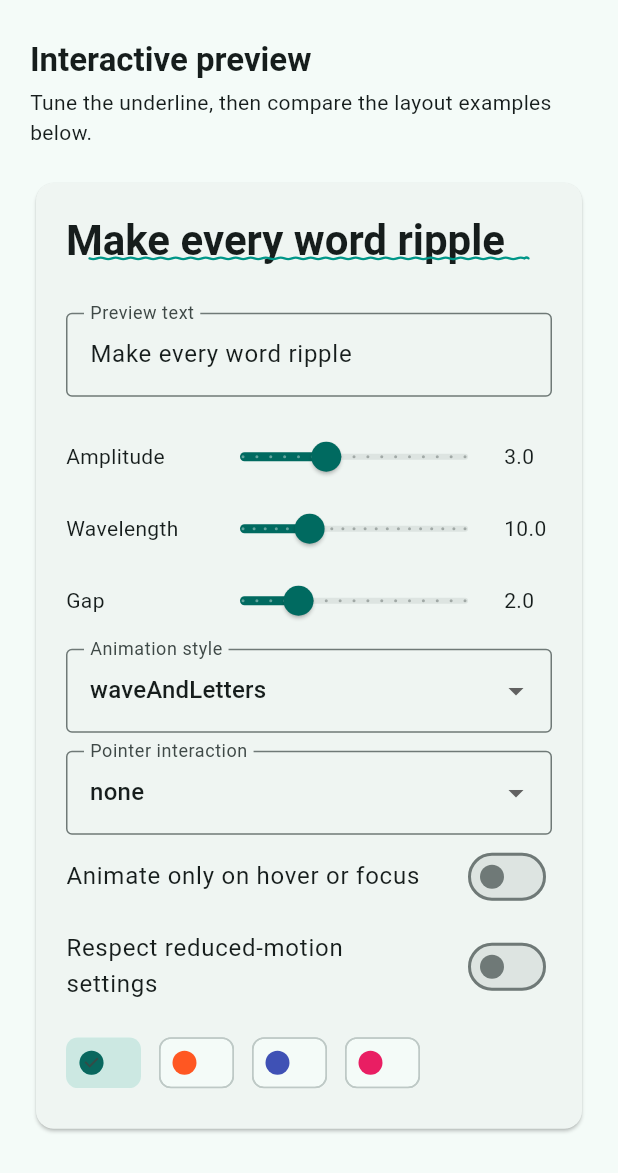
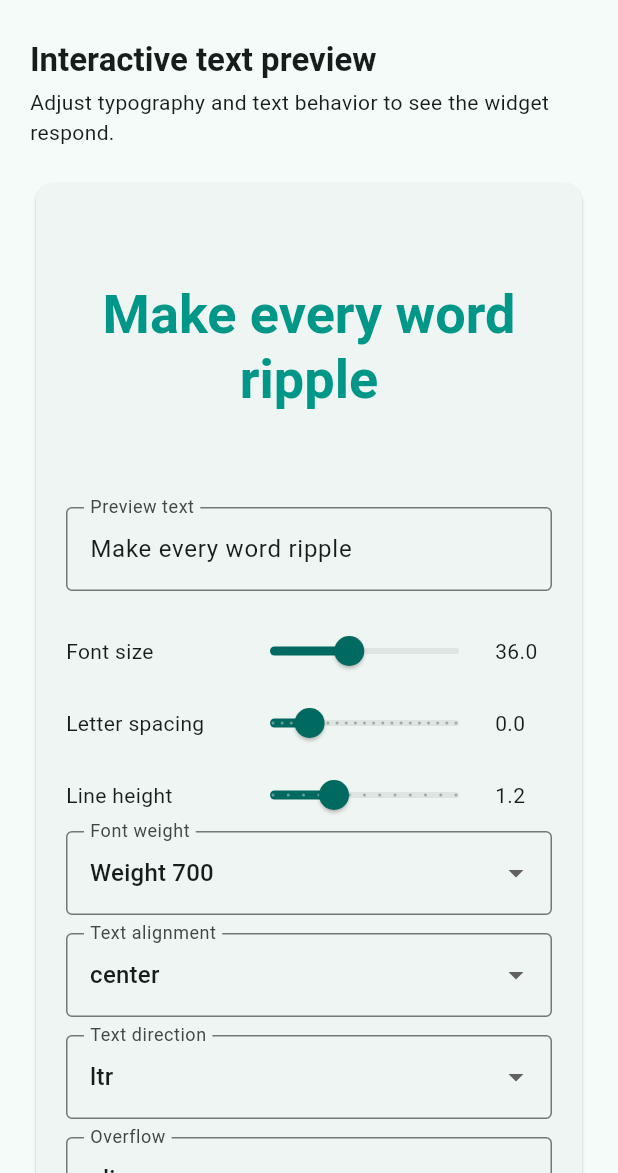
Before and after one commit to ortal83cohen/Flutter-Squiggly-Text, a Flutter app: the screen it shows after launch, on a phone screen of 412 x 824 dp, the part 63-1236 px from its top. Run offline on Flutter 3.47's test engine with Material 3 defaults, Android fonts, the phone set to English and light mode, and no system bars.

Commit message:
Save uncommitted changes

```diff
--- a/example/lib/main.dart
+++ b/example/lib/main.dart
@@ -1,5 +1,6 @@
-import 'package:flutter_squiggly_text_example/l10n/app_localizations.dart';import 'package:flutter/material.dart';
+import 'package:flutter/material.dart';
 import 'package:flutter_squiggly_text/flutter_squiggly_text.dart';
+import 'package:flutter_squiggly_text_example/l10n/app_localizations.dart';
 
 void main() {
   runApp(const SquigglyTextExampleApp());
@@ -20,7 +21,7 @@ class SquigglyTextExampleApp extends StatelessWidget {
       ),
       home: const ExamplePage(),
       localizationsDelegates: AppLocalizations.localizationsDelegates,
-        supportedLocales: AppLocalizations.supportedLocales
+      supportedLocales: AppLocalizations.supportedLocales,
     );
   }
 }
@@ -42,16 +43,22 @@ class _ExamplePageState extends State<ExamplePage> {
     Colors.pink,
   ];
 
-  final _textController = TextEditingController(
-    text: 'Make every word ripple',
-  );
-  double _amplitude = 3;
-  double _wavelength = 10;
-  double _gap = 2;
-  Color _squiggleColor = Colors.teal;
-  SquigglyAnimationStyle _animationStyle =
-      SquigglyAnimationStyle.waveAndLetters;
+  final _textController = TextEditingController(text: 'Make every word ripple');
+  double _fontSize = 36;
+  double _letterSpacing = 0;
+  double _lineHeight = 1.2;
+  FontWeight _fontWeight = FontWeight.w700;
+  TextAlign _textAlign = TextAlign.center;
+  TextDirection _textDirection = TextDirection.ltr;
+  TextOverflow _overflow = TextOverflow.clip;
+  int _maxLines = 2;
+  Color _textColor = Colors.teal;
+  SquigglyAnimationStyle _animationStyle = SquigglyAnimationStyle.letters;
+  double _speed = 1;
+  double _fluidity = 0.5;
+  double _stagger = 0.2;
   SquigglyHoverBehavior _hoverBehavior = SquigglyHoverBehavior.none;
+  double _hoverRadius = 48;
   bool _hoverOnly = false;
   bool _respectReducedMotion = false;
 
@@ -65,26 +72,27 @@ class _ExamplePageState extends State<ExamplePage> {
   Widget build(BuildContext context) {
     final theme = Theme.of(context);
     final previewStyle = theme.textTheme.headlineMedium?.copyWith(
-      fontWeight: FontWeight.w700,
-      color: theme.colorScheme.onSurface,
+      fontSize: _fontSize,
+      fontWeight: _fontWeight,
+      letterSpacing: _letterSpacing,
+      height: _lineHeight,
+      color: _textColor,
     );
 
     return Scaffold(
-      appBar: AppBar(
-        title: const Text('Squiggly Text'),
-      ),
+      appBar: AppBar(title: const Text('Squiggly Text')),
       body: ListView(
         padding: const EdgeInsets.fromLTRB(20, 12, 20, 32),
         children: [
           Text(
-            'Interactive preview',
+            'Interactive text preview',
             style: theme.textTheme.titleLarge?.copyWith(
               fontWeight: FontWeight.w700,
             ),
           ),
           const SizedBox(height: 4),
           Text(
-            'Tune the underline, then compare the layout examples below.',
+            'Adjust typography and text behavior to see the widget respond.',
             style: theme.textTheme.bodyMedium,
           ),
           const SizedBox(height: 20),
@@ -94,20 +102,34 @@ class _ExamplePageState extends State<ExamplePage> {
               child: Column(
                 crossAxisAlignment: CrossAxisAlignment.stretch,
                 children: [
-                  SquigglyText(
+                  SizedBox(
+                    height: 180,
+                    child: Center(
+                      child: SizedBox(
+                        width: double.infinity,
+                        child: SquigglyText(
                           _textController.text,
                           style: previewStyle,
-                    squiggleColor: _squiggleColor,
-                    amplitude: _amplitude,
-                    wavelength: _wavelength,
-                    gap: _gap,
-                    textAlign: TextAlign.center,
+                          // The example focuses on text; no underline is drawn.
+                          amplitude: 0,
+                          gap: 0,
+                          textAlign: _textAlign,
+                          textDirection: _textDirection,
+                          maxLines: _maxLines,
+                          overflow: _overflow,
                           animationStyle: _animationStyle,
+                          speed: _speed,
+                          fluidity: _fluidity,
+                          stagger: _stagger,
                           hoverBehavior: _hoverBehavior,
+                          hoverRadius: _hoverRadius,
                           hoverOnly: _hoverOnly,
                           respectReducedMotion: _respectReducedMotion,
                         ),
-                  const SizedBox(height: 24),
+                      ),
+                    ),
+                  ),
+                  const SizedBox(height: 16),
                   TextField(
                     controller: _textController,
                     decoration: const InputDecoration(
@@ -118,68 +140,137 @@ class _ExamplePageState extends State<ExamplePage> {
                   ),
                   const SizedBox(height: 16),
                   _SliderSetting(
-                    label: 'Amplitude',
-                    value: _amplitude,
-                    min: 0,
-                    max: 8,
-                    divisions: 16,
-                    onChanged: (value) => setState(() => _amplitude = value),
+                    label: 'Font size',
+                    value: _fontSize,
+                    min: 16,
+                    max: 64,
+                    divisions: 24,
+                    onChanged: (value) => setState(() => _fontSize = value),
                   ),
                   _SliderSetting(
-                    label: 'Wavelength',
-                    value: _wavelength,
-                    min: 4,
-                    max: 24,
+                    label: 'Letter spacing',
+                    value: _letterSpacing,
+                    min: -2,
+                    max: 8,
                     divisions: 20,
-                    onChanged: (value) => setState(() => _wavelength = value),
+                    onChanged: (value) =>
+                        setState(() => _letterSpacing = value),
                   ),
                   _SliderSetting(
-                    label: 'Gap',
-                    value: _gap,
-                    min: 0,
-                    max: 8,
-                    divisions: 16,
-                    onChanged: (value) => setState(() => _gap = value),
+                    label: 'Line height',
+                    value: _lineHeight,
+                    min: 0.8,
+                    max: 2,
+                    divisions: 12,
+                    onChanged: (value) => setState(() => _lineHeight = value),
                   ),
-                  const SizedBox(height: 8),
-                  DropdownButtonFormField<SquigglyAnimationStyle>(
-                    initialValue: _animationStyle,
+                  DropdownButtonFormField<FontWeight>(
+                    initialValue: _fontWeight,
                     decoration: const InputDecoration(
-                      labelText: 'Animation style',
+                      labelText: 'Font weight',
                       border: OutlineInputBorder(),
                     ),
                     items: [
-                      for (final style in SquigglyAnimationStyle.values)
+                      for (final weight in <FontWeight>[
+                        FontWeight.w300,
+                        FontWeight.w400,
+                        FontWeight.w500,
+                        FontWeight.w700,
+                        FontWeight.w900,
+                      ])
                         DropdownMenuItem(
-                          value: style,
-                          child: Text(style.name),
+                          value: weight,
+                          child: Text('Weight ${weight.value}'),
                         ),
                     ],
-                    onChanged: (style) {
-                      if (style != null) {
-                        setState(() => _animationStyle = style);
+                    onChanged: (weight) {
+                      if (weight != null) {
+                        setState(() => _fontWeight = weight);
                       }
                     },
                   ),
                   const SizedBox(height: 12),
-                  DropdownButtonFormField<SquigglyHoverBehavior>(
-                    initialValue: _hoverBehavior,
-                    decoration: const InputDecoration(
-                      labelText: 'Pointer interaction',
-                      border: OutlineInputBorder(),
+                  _EnumDropdown<TextAlign>(
+                    label: 'Text alignment',
+                    value: _textAlign,
+                    values: TextAlign.values,
+                    onChanged: (value) => setState(() => _textAlign = value),
                   ),
-                    items: [
-                      for (final behavior in SquigglyHoverBehavior.values)
-                        DropdownMenuItem(
-                          value: behavior,
-                          child: Text(behavior.name),
+                  const SizedBox(height: 12),
+                  _EnumDropdown<TextDirection>(
+                    label: 'Text direction',
+                    value: _textDirection,
+                    values: TextDirection.values,
+                    onChanged: (value) =>
+                        setState(() => _textDirection = value),
                   ),
+                  const SizedBox(height: 12),
+                  _EnumDropdown<TextOverflow>(
+                    label: 'Overflow',
+                    value: _overflow,
+                    values: TextOverflow.values,
+                    onChanged: (value) => setState(() => _overflow = value),
+                  ),
+                  _SliderSetting(
+                    label: 'Max lines',
+                    value: _maxLines.toDouble(),
+                    min: 1,
+                    max: 5,
+                    divisions: 4,
+                    valueText: '$_maxLines',
+                    onChanged: (value) =>
+                        setState(() => _maxLines = value.round()),
+                  ),
+                  const SizedBox(height: 8),
+                  _EnumDropdown<SquigglyAnimationStyle>(
+                    label: 'Text animation',
+                    value: _animationStyle,
+                    values: const [
+                      SquigglyAnimationStyle.none,
+                      SquigglyAnimationStyle.letters,
                     ],
-                    onChanged: (behavior) {
-                      if (behavior != null) {
-                        setState(() => _hoverBehavior = behavior);
-                      }
-                    },
+                    onChanged: (value) =>
+                        setState(() => _animationStyle = value),
+                  ),
+                  _SliderSetting(
+                    label: 'Animation speed',
+                    value: _speed,
+                    min: 0,
+                    max: 3,
+                    divisions: 12,
+                    onChanged: (value) => setState(() => _speed = value),
+                  ),
+                  _SliderSetting(
+                    label: 'Fluidity',
+                    value: _fluidity,
+                    min: 0,
+                    max: 1,
+                    divisions: 10,
+                    onChanged: (value) => setState(() => _fluidity = value),
+                  ),
+                  _SliderSetting(
+                    label: 'Letter stagger',
+                    value: _stagger,
+                    min: 0,
+                    max: 1,
+                    divisions: 10,
+                    onChanged: (value) => setState(() => _stagger = value),
+                  ),
+                  const SizedBox(height: 8),
+                  _EnumDropdown<SquigglyHoverBehavior>(
+                    label: 'Pointer interaction',
+                    value: _hoverBehavior,
+                    values: SquigglyHoverBehavior.values,
+                    onChanged: (value) =>
+                        setState(() => _hoverBehavior = value),
+                  ),
+                  _SliderSetting(
+                    label: 'Pointer radius',
+                    value: _hoverRadius,
+                    min: 16,
+                    max: 120,
+                    divisions: 13,
+                    onChanged: (value) => setState(() => _hoverRadius = value),
                   ),
                   SwitchListTile.adaptive(
                     contentPadding: EdgeInsets.zero,
@@ -195,6 +286,8 @@ class _ExamplePageState extends State<ExamplePage> {
                         setState(() => _respectReducedMotion = value),
                   ),
                   const SizedBox(height: 8),
+                  Text('Text color', style: theme.textTheme.titleSmall),
+                  const SizedBox(height: 8),
                   Wrap(
                     spacing: 12,
                     children: [
@@ -202,53 +295,12 @@ class _ExamplePageState extends State<ExamplePage> {
                         ChoiceChip(
                           label: const SizedBox.shrink(),
                           avatar: CircleAvatar(backgroundColor: color),
-                          selected: color == _squiggleColor,
-                          onSelected: (_) =>
-                              setState(() => _squiggleColor = color),
+                          selected: color == _textColor,
+                          onSelected: (_) => setState(() => _textColor = color),
                         ),
                     ],
                   ),
                 ],
-              ),
-            ),
-          ),
-          const SizedBox(height: 28),
-          Text(
-            'Layout and accessibility',
-            style: theme.textTheme.titleLarge?.copyWith(
-              fontWeight: FontWeight.w700,
-            ),
-          ),
-          const SizedBox(height: 12),
-          const _ExampleSection(
-            title: 'Multiline text',
-            child: SquigglyText(
-              'A longer sentence wraps naturally while every line keeps its underline.',
-              style: TextStyle(fontSize: 22, height: 1.35),
-              squiggleColor: Colors.deepOrange,
-              amplitude: 2.5,
-              wavelength: 9,
-            ),
-          ),
-          const _ExampleSection(
-            title: 'Right-to-left text',
-            child: SquigglyText(
-              'Right-to-left layout sample',
-              textDirection: TextDirection.rtl,
-              textAlign: TextAlign.right,
-              style: TextStyle(fontSize: 24),
-              squiggleColor: Colors.indigo,
-            ),
-          ),
-          _ExampleSection(
-            title: 'Custom semantics label',
-            child: Semantics(
-              label: 'Accessible underlined greeting',
-              child: const SquigglyText(
-                'Hello Flutter',
-                semanticsLabel: 'Accessible underlined greeting',
-                style: TextStyle(fontSize: 24),
-                squiggleColor: Colors.pink,
               ),
             ),
           ),
@@ -266,6 +318,7 @@ class _SliderSetting extends StatelessWidget {
     required this.max,
     required this.divisions,
     required this.onChanged,
+    this.valueText,
   });
 
   final String label;
@@ -274,49 +327,59 @@ class _SliderSetting extends StatelessWidget {
   final double max;
   final int divisions;
   final ValueChanged<double> onChanged;
+  final String? valueText;
 
   @override
   Widget build(BuildContext context) {
     return Row(
       children: [
-        SizedBox(width: 92, child: Text(label)),
+        SizedBox(width: 112, child: Text(label)),
         Expanded(
           child: Slider(
             value: value,
             min: min,
             max: max,
             divisions: divisions,
-            label: value.toStringAsFixed(1),
+            label: valueText ?? value.toStringAsFixed(1),
             onChanged: onChanged,
           ),
         ),
-        SizedBox(
-          width: 32,
-          child: Text(value.toStringAsFixed(1)),
-        ),
+        SizedBox(width: 38, child: Text(valueText ?? value.toStringAsFixed(1))),
       ],
     );
   }
 }
 
-class _ExampleSection extends StatelessWidget {
-  const _ExampleSection({required this.title, required this.child});
+class _EnumDropdown<T extends Enum> extends StatelessWidget {
+  const _EnumDropdown({
+    required this.label,
+    required this.value,
+    required this.values,
+    required this.onChanged,
+  });
 
-  final String title;
-  final Widget child;
+  final String label;
+  final T value;
+  final List<T> values;
+  final ValueChanged<T> onChanged;
 
   @override
   Widget build(BuildContext context) {
-    return Padding(
-      padding: const EdgeInsets.only(bottom: 20),
-      child: Column(
-        crossAxisAlignment: CrossAxisAlignment.start,
-        children: [
-          Text(title, style: Theme.of(context).textTheme.titleMedium),
-          const SizedBox(height: 8),
-          child,
+    return DropdownButtonFormField<T>(
+      initialValue: value,
+      decoration: InputDecoration(
+        labelText: label,
+        border: const OutlineInputBorder(),
+      ),
+      items: [
+        for (final option in values)
+          DropdownMenuItem(value: option, child: Text(option.name)),
       ],
-      ),
+      onChanged: (option) {
+        if (option != null) {
+          onChanged(option);
+        }
+      },
     );
   }
 }
```
Also changed, not shown: 2 other files. Lines whose indentation alone changed are shown as unchanged.
